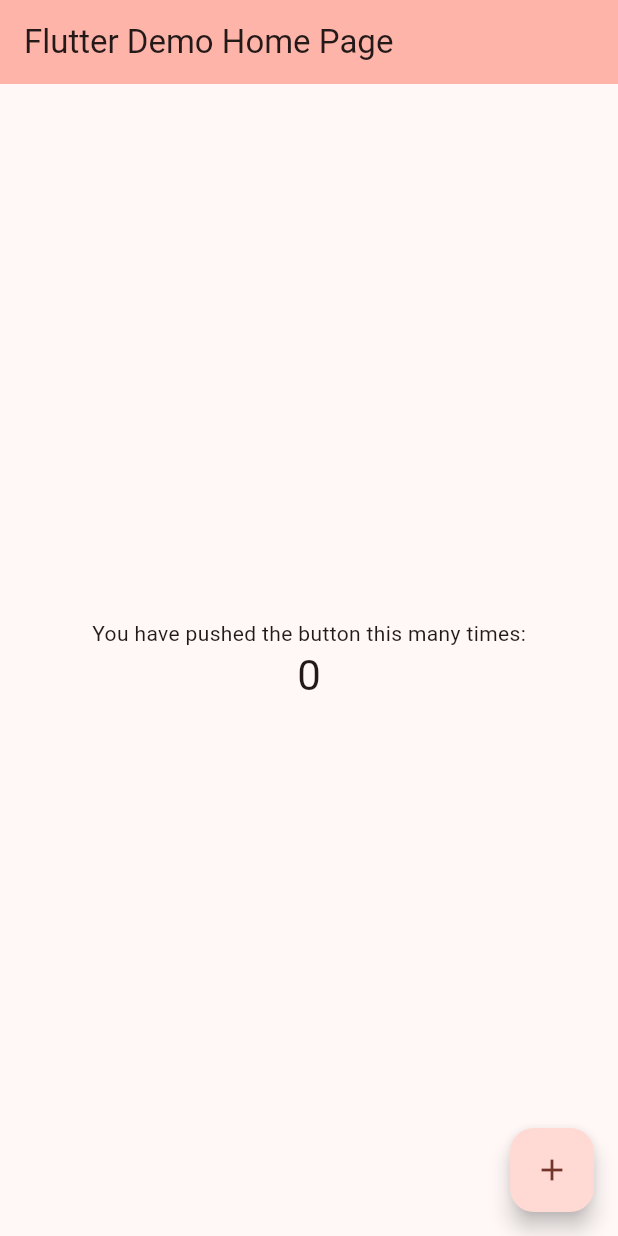
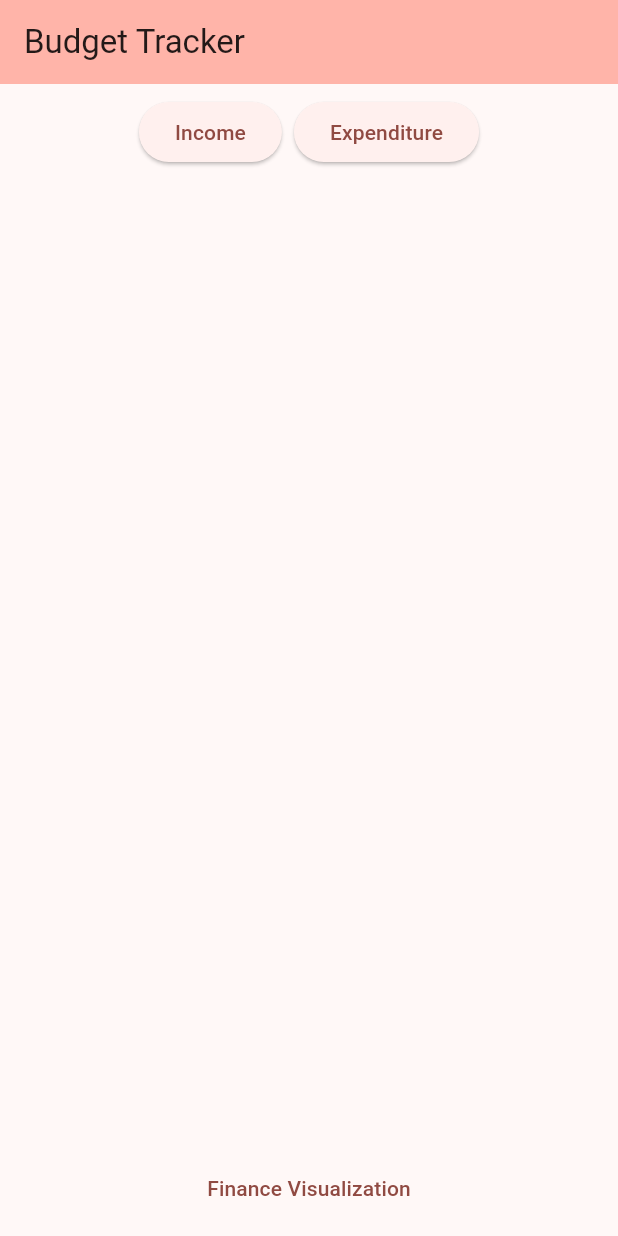
Before and after one commit to AlvaroEPena/4250-Budget_App, a Flutter app: the screen it shows after launch, on a phone screen of 412 x 824 dp. Run offline on Flutter 3.47's test engine with Material 3 defaults, Android fonts, the phone set to English and light mode, and no system bars; our stand-ins replace hive, hive_flutter; accounts and stored records are empty.

Commit message:
added expenditure and income dialog boxes and edits to main

```diff
--- a/lib/main.dart
+++ b/lib/main.dart
@@ -1,10 +1,13 @@
 import 'package:budget_manager/hive/transaction_box_model.dart';
+import 'package:flutter/cupertino.dart';
 import 'package:flutter/material.dart';
 import 'package:hive_flutter/hive_flutter.dart';
-
+import 'expenditureDialog.dart';
+import 'incomeDialog.dart';
+import 'visualizationsPage.dart';
 void main() async {
   await Hive.initFlutter(); // init hive, WidgetsFlutterBinding.ensureInitialized() called here already
-  // test push for change
+
   // register the adapters
   Hive.registerAdapter(ExpenseAdapter());
   Hive.registerAdapter(ScheduledExpenseAdapter());
@@ -29,7 +32,7 @@
   print(box.values); // we can get lists with toList or iterate through values with a for loop as well
 
   for(var income in box.values){
-      print('category: ${income.category}, amount: ${income.amount}, date: ${income.date}, note: ${income.note}');
+    print('category: ${income.category}, amount: ${income.amount}, date: ${income.date}, note: ${income.note}');
   }
 
   runApp(const MyApp());
@@ -47,28 +50,24 @@
         colorScheme: ColorScheme.fromSeed(seedColor: Colors.red),
         useMaterial3: true,
       ),
-      home: const MyHomePage(title: 'Flutter Demo Home Page'),
+      home: MyHomePage(title: 'Budget Tracker', expendCategories: ['Food & Dining', 'Auto & Transport','Leisure', 'Other'], incomeCategories: ['Job', 'Ebay', 'Gift']),
     );
   }
 }
 
 class MyHomePage extends StatefulWidget {
-  const MyHomePage({super.key, required this.title});
+  const MyHomePage({super.key, required this.title, required this.expendCategories, required this.incomeCategories});
 
   final String title;
+
+  final List<String> expendCategories;
+  final List<String> incomeCategories;
 
   @override
   State<MyHomePage> createState() => _MyHomePageState();
 }
 
 class _MyHomePageState extends State<MyHomePage> {
-  int _counter = 0;
-
-  void _incrementCounter() {
-    setState(() {
-      _counter++;
-    });
-  }
 
   @override
   Widget build(BuildContext context) {
@@ -77,24 +76,45 @@
         backgroundColor: Theme.of(context).colorScheme.inversePrimary,
         title: Text(widget.title),
       ),
-      body: Center(
-        child: Column(
-          mainAxisAlignment: MainAxisAlignment.center,
-          children: <Widget>[
-            const Text(
-              'You have pushed the button this many times:',
+      bottomNavigationBar: ButtonBar(
+        alignment: MainAxisAlignment.center,
+        children: [
+          TextButton( onPressed: () {
+            const visualizationsPage();
+          },
+              child: const Text('Finance Visualization'))
+        ],
+      ),
+      body: Column(
+        children: [
+          Center(
+            child: ButtonBar(
+              alignment: MainAxisAlignment.center,
+              children: <Widget>[
+                ElevatedButton(
+                  onPressed: () {
+                    showDialog(
+                      context: context,
+                      builder: (BuildContext context) {
+                        return IncomeDialog(incomeCategories: widget.incomeCategories);
+                      },
+                    );
+                  },
+                  child: const Text('Income'),
+                ),ElevatedButton(
+                  onPressed: () {
+                    showDialog(
+                      context: context,
+                      builder: (BuildContext context) {
+                        return ExpenditureDialog(expendCategories: widget.expendCategories);
+                      },
+                    );
+                  },
+                  child: const Text('Expenditure'),
+                )],
             ),
-            Text(
-              '$_counter',
-              style: Theme.of(context).textTheme.headlineMedium,
-            ),
-          ],
-        ),
-      ),
-      floatingActionButton: FloatingActionButton(
-        onPressed: _incrementCounter,
-        tooltip: 'Increment',
-        child: const Icon(Icons.add),
+          )
+        ],
       ),
     );
   }
```
Also changed, not shown: lib/expenditureDialog.dart (added, +107 -0 lines), lib/incomeDialog.dart (added, +107 -0 lines), lib/visualizationsPage.dart (added, +22 -0 lines).
